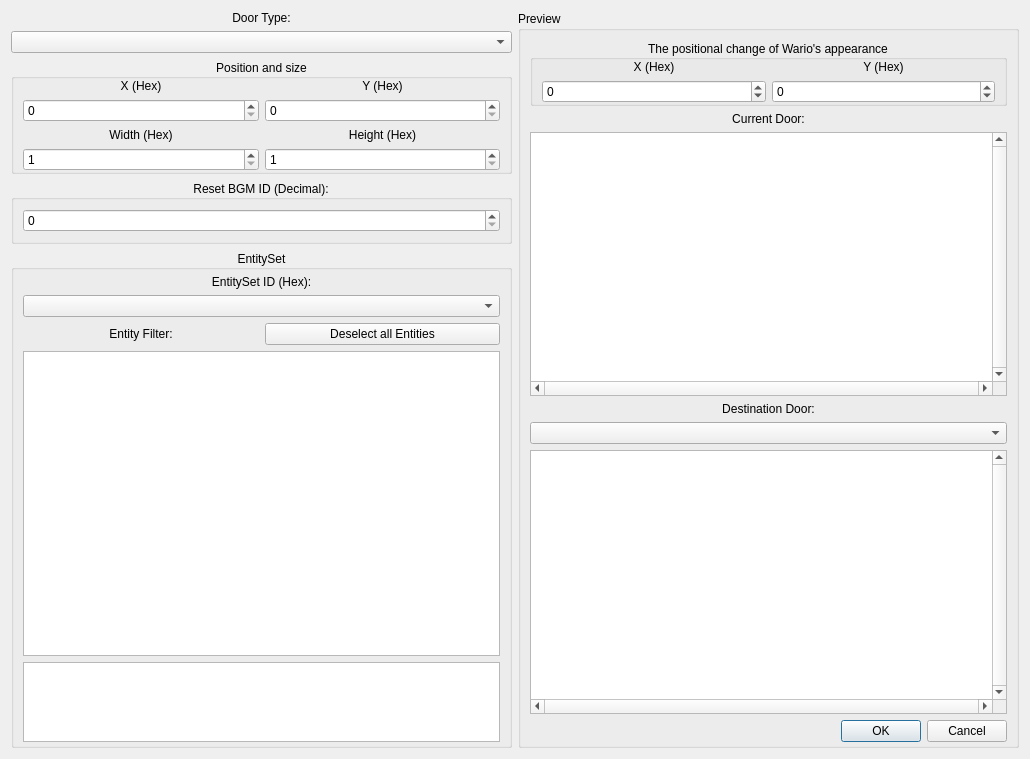
This is Dialog/DoorConfigDialog.ui in wario-land/WL4Editor as Qt 5 draws it before an edit. The edited form follows.
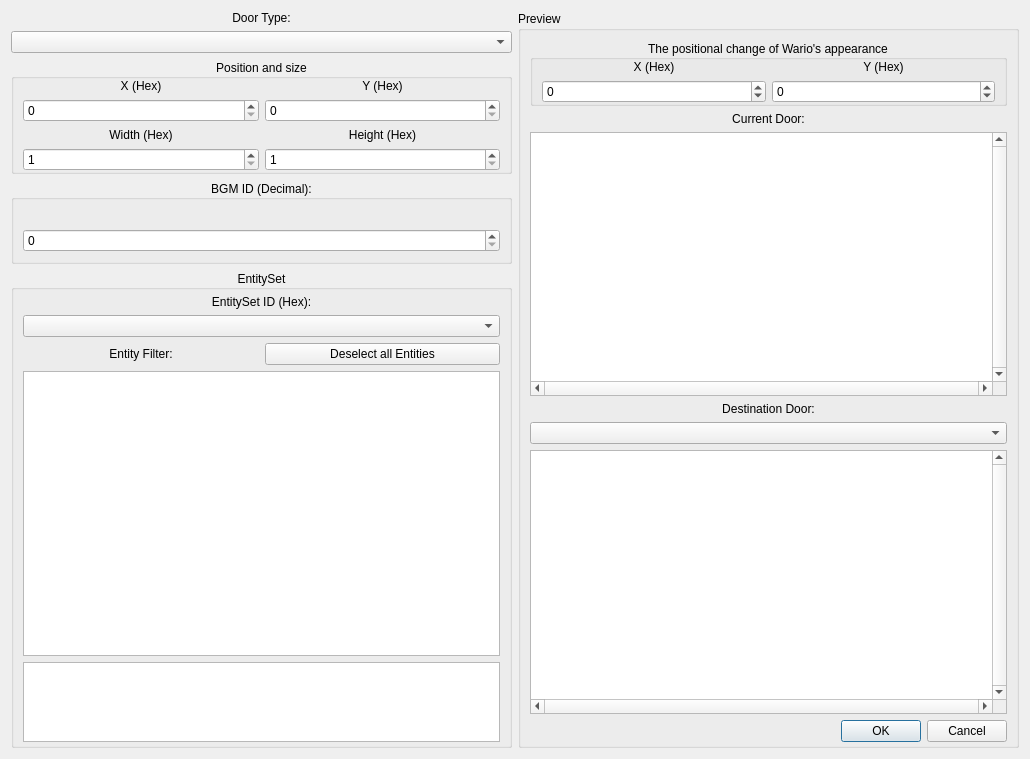
This is the edited form.

```diff
--- a/Dialog/DoorConfigDialog.ui
+++ b/Dialog/DoorConfigDialog.ui
@@ -201,12 +201,19 @@
         </sizepolicy>
        </property>
        <property name="title">
-        <string>Reset BGM ID (Decimal):</string>
+        <string>BGM ID (Decimal):</string>
        </property>
        <property name="alignment">
         <set>Qt::AlignCenter</set>
        </property>
        <layout class="QVBoxLayout" name="verticalLayout_4">
+        <item>
+         <widget class="QLabel" name="label_bgm_name">
+          <property name="text">
+           <string/>
+          </property>
+         </widget>
+        </item>
         <item>
          <widget class="QSpinBox" name="SpinBox_BGM_ID">
           <property name="maximum">
```
